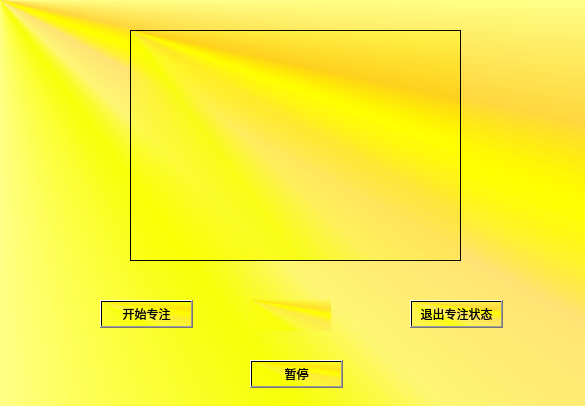
Before: the Qt Designer form pyqt/ui/attention.ui in Crestina2001/campus-assistant, drawn with Qt 5.
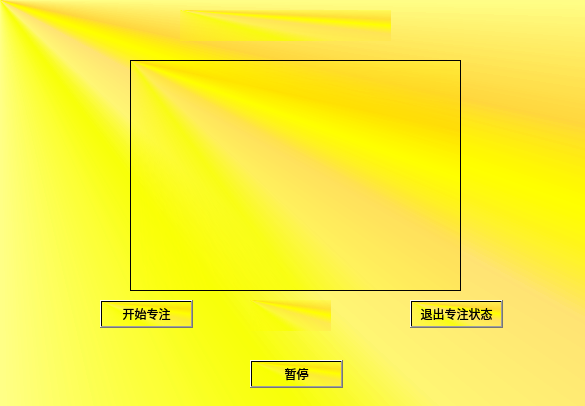
After: the same form once the commit is applied.

```diff
--- a/pyqt/ui/attention.ui
+++ b/pyqt/ui/attention.ui
@@ -59,7 +59,7 @@
    <property name="geometry">
     <rect>
      <x>130</x>
-     <y>30</y>
+     <y>60</y>
      <width>331</width>
      <height>231</height>
     </rect>
@@ -96,6 +96,22 @@
     <number>0</number>
    </property>
   </widget>
+  <widget class="QLabel" name="msg_window">
+   <property name="geometry">
+    <rect>
+     <x>180</x>
+     <y>10</y>
+     <width>211</width>
+     <height>31</height>
+    </rect>
+   </property>
+   <property name="text">
+    <string/>
+   </property>
+   <property name="alignment">
+    <set>Qt::AlignCenter</set>
+   </property>
+  </widget>
  </widget>
  <resources/>
  <connections/>
```
